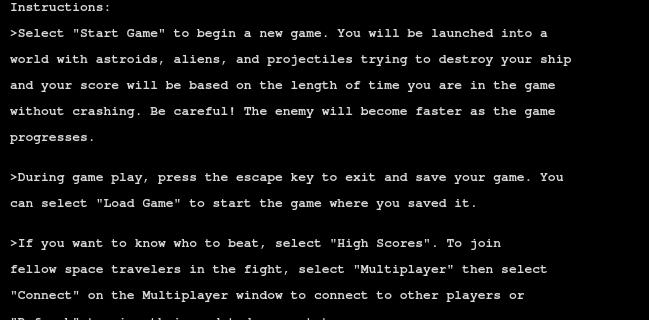
First picture: the form in Asteroids+Aliens/instructionwindow.ui, repository captaintino/project-destiny, before the edit; both pictures show x 0 to 649 and y 0 to 320 of the 649 by 468 pixel window.
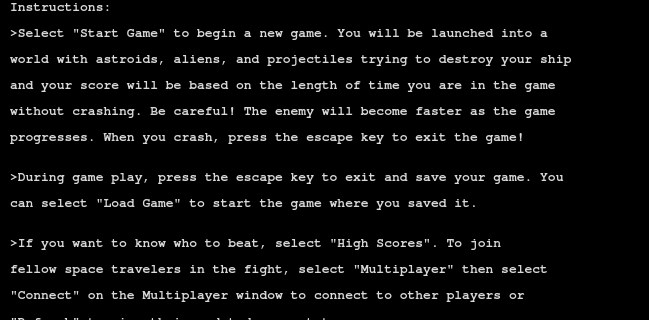
Second picture: the form after the edit. Icons and pictures are not drawn.

Commit message: After most of the font and instruction menu.

```diff
--- a/Asteroids+Aliens/instructionwindow.ui
+++ b/Asteroids+Aliens/instructionwindow.ui
@@ -98,7 +98,7 @@
 </string>
     </property>
     <property name="text">
-     <string>&lt;html&gt;&lt;head/&gt;&lt;body&gt;&lt;p&gt;&lt;span style=&quot; font-size:10pt; font-weight:600; color:#d9d9d9;&quot;&gt;Instructions:&lt;/span&gt;&lt;/p&gt;&lt;p&gt;&lt;span style=&quot; font-size:10pt; font-weight:600; color:#d9d9d9;&quot;&gt;&amp;gt;Select &amp;quot;Start Game&amp;quot; to begin a new game. You will be launched into a&lt;/span&gt;&lt;/p&gt;&lt;p&gt;&lt;span style=&quot; font-size:10pt; font-weight:600; color:#d9d9d9;&quot;&gt;world with astroids, aliens, and projectiles trying to destroy your ship&lt;/span&gt;&lt;/p&gt;&lt;p&gt;&lt;span style=&quot; font-size:10pt; font-weight:600; color:#d9d9d9;&quot;&gt;and your score will be based on the length of time you are in the game&lt;/span&gt;&lt;/p&gt;&lt;p&gt;&lt;span style=&quot; font-size:10pt; font-weight:600; color:#d9d9d9;&quot;&gt;without crashing. Be careful! The enemy will become faster as the game&lt;/span&gt;&lt;/p&gt;&lt;p&gt;&lt;span style=&quot; font-size:10pt; font-weight:600; color:#d9d9d9;&quot;&gt;progresses.&lt;br/&gt;&lt;/span&gt;&lt;/p&gt;&lt;p&gt;&lt;span style=&quot; font-size:10pt; font-weight:600; color:#d9d9d9;&quot;&gt;&amp;gt;During game play, press the escape key to exit and save your game. You&lt;/span&gt;&lt;/p&gt;&lt;p&gt;&lt;span style=&quot; font-size:10pt; font-weight:600; color:#d9d9d9;&quot;&gt;can select &amp;quot;Load Game&amp;quot; to start the game where you saved it.&lt;br/&gt;&lt;/span&gt;&lt;/p&gt;&lt;p&gt;&lt;span style=&quot; font-size:10pt; font-weight:600; color:#d9d9d9;&quot;&gt;&amp;gt;If you want to know who to beat, select &amp;quot;High Scores&amp;quot;. To join &lt;/span&gt;&lt;/p&gt;&lt;p&gt;&lt;span style=&quot; font-size:10pt; font-weight:600; color:#d9d9d9;&quot;&gt;fellow space travelers in the fight, select &amp;quot;Multiplayer&amp;quot; then select&lt;/span&gt;&lt;/p&gt;&lt;p&gt;&lt;span style=&quot; font-size:10pt; font-weight:600; color:#d9d9d9;&quot;&gt;&amp;quot;Connect&amp;quot; on the Multiplayer window to connect to other players or&lt;/span&gt;&lt;/p&gt;&lt;p&gt;&lt;span style=&quot; font-size:10pt; font-weight:600; color:#d9d9d9;&quot;&gt;&amp;quot;Refresh&amp;quot; to view their updated game status&lt;/span&gt;&lt;span style=&quot; color:#d9d9d9;&quot;&gt;&lt;br/&gt;&lt;/span&gt;&lt;/p&gt;&lt;p&gt;&lt;span style=&quot; font-size:10pt; font-weight:600; color:#d9d9d9;&quot;&gt;&amp;gt;Set Cheat Mode to &amp;quot;On&amp;quot; and select a level to skip to that level in game&lt;/span&gt;&lt;/p&gt;&lt;p&gt;&lt;span style=&quot; font-size:10pt; font-weight:600; color:#d9d9d9;&quot;&gt;play.&lt;br/&gt;&lt;/span&gt;&lt;/p&gt;&lt;/body&gt;&lt;/html&gt;</string>
+     <string>&lt;html&gt;&lt;head/&gt;&lt;body&gt;&lt;p&gt;&lt;span style=&quot; font-size:10pt; font-weight:600; color:#d9d9d9;&quot;&gt;Instructions:&lt;/span&gt;&lt;/p&gt;&lt;p&gt;&lt;span style=&quot; font-size:10pt; font-weight:600; color:#d9d9d9;&quot;&gt;&amp;gt;Select &amp;quot;Start Game&amp;quot; to begin a new game. You will be launched into a&lt;/span&gt;&lt;/p&gt;&lt;p&gt;&lt;span style=&quot; font-size:10pt; font-weight:600; color:#d9d9d9;&quot;&gt;world with astroids, aliens, and projectiles trying to destroy your ship&lt;/span&gt;&lt;/p&gt;&lt;p&gt;&lt;span style=&quot; font-size:10pt; font-weight:600; color:#d9d9d9;&quot;&gt;and your score will be based on the length of time you are in the game&lt;/span&gt;&lt;/p&gt;&lt;p&gt;&lt;span style=&quot; font-size:10pt; font-weight:600; color:#d9d9d9;&quot;&gt;without crashing. Be careful! The enemy will become faster as the game&lt;/span&gt;&lt;/p&gt;&lt;p&gt;&lt;span style=&quot; font-size:10pt; font-weight:600; color:#d9d9d9;&quot;&gt;progresses. When you crash, press the escape key to exit the game!&lt;br/&gt;&lt;/span&gt;&lt;/p&gt;&lt;p&gt;&lt;span style=&quot; font-size:10pt; font-weight:600; color:#d9d9d9;&quot;&gt;&amp;gt;During game play, press the escape key to exit and save your game. You&lt;/span&gt;&lt;/p&gt;&lt;p&gt;&lt;span style=&quot; font-size:10pt; font-weight:600; color:#d9d9d9;&quot;&gt;can select &amp;quot;Load Game&amp;quot; to start the game where you saved it.&lt;br/&gt;&lt;/span&gt;&lt;/p&gt;&lt;p&gt;&lt;span style=&quot; font-size:10pt; font-weight:600; color:#d9d9d9;&quot;&gt;&amp;gt;If you want to know who to beat, select &amp;quot;High Scores&amp;quot;. To join &lt;/span&gt;&lt;/p&gt;&lt;p&gt;&lt;span style=&quot; font-size:10pt; font-weight:600; color:#d9d9d9;&quot;&gt;fellow space travelers in the fight, select &amp;quot;Multiplayer&amp;quot; then select&lt;/span&gt;&lt;/p&gt;&lt;p&gt;&lt;span style=&quot; font-size:10pt; font-weight:600; color:#d9d9d9;&quot;&gt;&amp;quot;Connect&amp;quot; on the Multiplayer window to connect to other players or&lt;/span&gt;&lt;/p&gt;&lt;p&gt;&lt;span style=&quot; font-size:10pt; font-weight:600; color:#d9d9d9;&quot;&gt;&amp;quot;Refresh&amp;quot; to view their updated game status&lt;/span&gt;&lt;span style=&quot; color:#d9d9d9;&quot;&gt;&lt;br/&gt;&lt;/span&gt;&lt;/p&gt;&lt;p&gt;&lt;span style=&quot; font-size:10pt; font-weight:600; color:#d9d9d9;&quot;&gt;&amp;gt;Set Cheat Mode to &amp;quot;On&amp;quot; and select a level to skip to that level in game&lt;/span&gt;&lt;/p&gt;&lt;p&gt;&lt;span style=&quot; font-size:10pt; font-weight:600; color:#d9d9d9;&quot;&gt;play.&lt;br/&gt;&lt;/span&gt;&lt;/p&gt;&lt;/body&gt;&lt;/html&gt;</string>
     </property>
     <property name="alignment">
      <set>Qt::AlignLeading|Qt::AlignLeft|Qt::AlignTop</set>
```
The commit also changes 3 other files.
